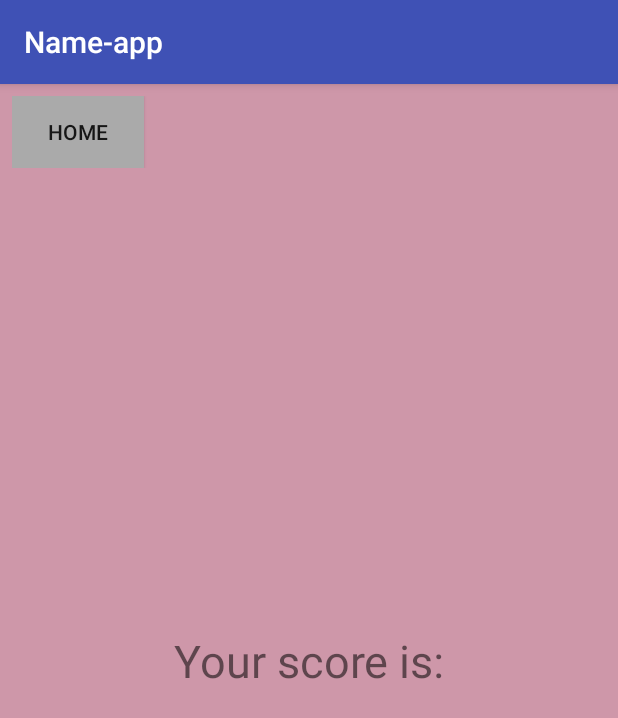
After one commit to CarmenJiang/Bridge, an Android app: the ViewScoreActivity screen opened directly, with no data from a screen before it, on a phone screen of 412 x 824 dp. The commit adds this screen. Shown: the top 718 px of the screen. Run offline under Robolectric (Android 15) with nearby library versions, the phone set to English and light mode, and no system bars.

Commit message:
added viewScoreActivity and layout

```diff
--- a/app/src/main/AndroidManifest.xml
+++ b/app/src/main/AndroidManifest.xml
@@ -9,7 +9,6 @@
         android:roundIcon="@mipmap/ic_launcher_round"
         android:supportsRtl="true"
         android:theme="@style/AppTheme">
-
         <activity android:name=".MainActivity">
             <intent-filter>
                 <action android:name="android.intent.action.MAIN" />
@@ -17,7 +16,6 @@
                 <category android:name="android.intent.category.LAUNCHER" />
             </intent-filter>
         </activity>
-
         <activity
             android:name=".LearningModeActivity"
             android:label="@string/title_activity_learning_mode"
@@ -26,28 +24,23 @@
             android:name=".LearningModeQuestion"
             android:label="@string/title_activity_learning_mode_question"
             android:theme="@style/AppTheme.NoActionBar" />
-
         <activity
-        android:name=".ListGalleryActivity"
-        android:label="@string/title_activity_list_gallery"
-        android:theme="@style/AppTheme.NoActionBar"></activity>
-
+            android:name=".ListGalleryActivity"
+            android:label="@string/title_activity_list_gallery"
+            android:theme="@style/AppTheme.NoActionBar" />
         <activity
             android:name=".ListActivity"
             android:label="@string/title_list_Activity"
             android:theme="@style/AppTheme.NoActionBar" />
-
         <activity
             android:name=".SettingsActivity"
             android:label="@string/title_settings_Activity"
             android:theme="@style/AppTheme.NoActionBar" />
-
         <activity
             android:name=".showPersonActivity"
             android:label="@string/title_show_person_Activity"
             android:theme="@style/AppTheme.NoActionBar" />
-
-
+        <activity android:name=".ViewScoreActivity"></activity>
     </application>
 
 </manifest>
--- /dev/null
+++ b/app/src/main/java/com/example/carmen/name_app/ViewScoreActivity.java
@@ -0,0 +1,13 @@
+package com.example.carmen.name_app;
+
+import android.support.v7.app.AppCompatActivity;
+import android.os.Bundle;
+
+public class ViewScoreActivity extends AppCompatActivity {
+
+    @Override
+    protected void onCreate(Bundle savedInstanceState) {
+        super.onCreate(savedInstanceState);
+        setContentView(R.layout.activity_view_score);
+    }
+}
--- /dev/null
+++ b/app/src/main/res/layout/activity_view_score.xml
@@ -0,0 +1,34 @@
+<?xml version="1.0" encoding="utf-8"?>
+<android.support.constraint.ConstraintLayout xmlns:android="http://schemas.android.com/apk/res/android"
+    xmlns:app="http://schemas.android.com/apk/res-auto"
+    xmlns:tools="http://schemas.android.com/tools"
+    android:layout_width="match_parent"
+    android:layout_height="match_parent"
+    android:background="@color/background"
+    tools:context="com.example.carmen.name_app.ViewScoreActivity">
+
+    <include
+        layout="@layout/homebar"
+        android:layout_width="match_parent"
+        android:layout_height="wrap_content"
+        android:layout_marginLeft="8dp"
+        android:layout_marginTop="8dp"
+        app:layout_constraintStart_toStartOf="parent"
+        app:layout_constraintTop_toTopOf="parent" />
+
+    <TextView
+        android:layout_width="wrap_content"
+        android:layout_height="wrap_content"
+        android:layout_marginBottom="8dp"
+        android:layout_marginEnd="8dp"
+        android:layout_marginStart="8dp"
+        android:layout_marginTop="8dp"
+        android:gravity="center"
+        android:text="@string/scoreView"
+        android:textSize="30dp"
+        app:layout_constraintBottom_toBottomOf="parent"
+        app:layout_constraintEnd_toEndOf="parent"
+        app:layout_constraintStart_toStartOf="parent"
+        app:layout_constraintTop_toTopOf="parent" />
+
+</android.support.constraint.ConstraintLayout>
--- a/app/src/main/res/values/strings.xml
+++ b/app/src/main/res/values/strings.xml
@@ -3,6 +3,7 @@
     <string name="list_names">List of names</string>
     <string name="gallery">Gallery</string>
     <string name="learningMode">Learning Mode</string>
+    <string name="scoreView">Your score is: </string>
     <string name="title_activity_learning_mode">LearningModeActivity</string>
     <string name="title_activity_learning_mode_question">LearningModeQuestion</string>
     <string name="edit_message">Enter a name</string>
```
